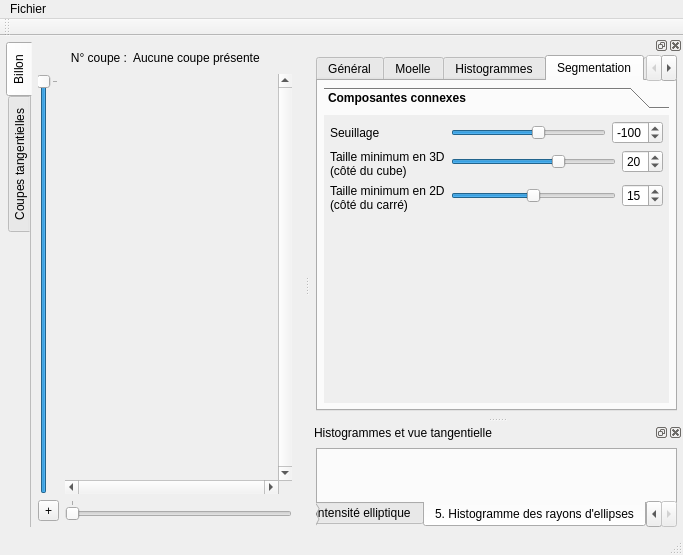
This is ui/mainwindow.ui in akrah/TKDetection as Qt 5 draws it before an edit. The edited form follows.
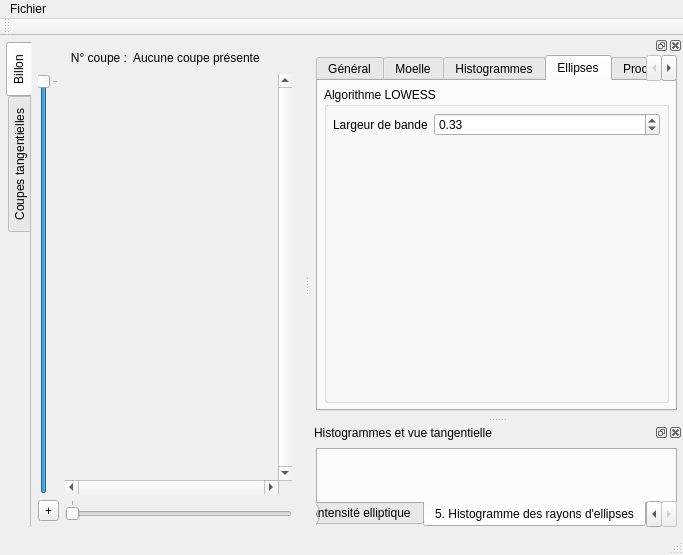
This is the edited form. The open tabs and pages were chosen to show the change. Custom widgets are drawn as their Qt base class.

Commit message: - Ajout de la regression avec l'algo LOWESS - Prise en compte de la regression pour le tracé d'ellipses - Correction du bug de MainWindow

```diff
--- a/ui/mainwindow.ui
+++ b/ui/mainwindow.ui
@@ -1804,199 +1804,36 @@
        </widget>
        <widget class="QWidget" name="_tabSegmentation">
         <attribute name="title">
-         <string>Segmentation</string>
+         <string>Ellipses</string>
         </attribute>
         <layout class="QVBoxLayout" name="verticalLayout_2">
          <item>
-          <widget class="QToolBox" name="toolBox_2">
-           <property name="font">
-            <font>
-             <weight>75</weight>
-             <bold>true</bold>
-            </font>
+          <widget class="QGroupBox" name="groupBox">
+           <property name="title">
+            <string>Algorithme LOWESS</string>
            </property>
-           <property name="currentIndex">
-            <number>0</number>
-           </property>
-           <widget class="QWidget" name="page_8">
-            <property name="geometry">
-             <rect>
-              <x>0</x>
-              <y>0</y>
-              <width>327</width>
-              <height>214</height>
-             </rect>
-            </property>
-            <attribute name="label">
-             <string>Composantes connexes</string>
-            </attribute>
-            <layout class="QFormLayout" name="formLayout_20">
-             <item row="0" column="0">
-              <widget class="QLabel" name="label_33">
-               <property name="font">
-                <font>
-                 <weight>50</weight>
-                 <bold>false</bold>
-                </font>
-               </property>
-               <property name="text">
-                <string>Seuillage</string>
-               </property>
-              </widget>
-             </item>
-             <item row="0" column="1">
-              <layout class="QHBoxLayout" name="horizontalLayout_17">
-               <item>
-                <widget class="QSlider" name="_sliderSectorThresholding">
-                 <property name="font">
-                  <font>
-                   <weight>50</weight>
-                   <bold>false</bold>
-                  </font>
-                 </property>
-                 <property name="minimum">
-                  <number>-900</number>
-                 </property>
-                 <property name="maximum">
-                  <number>500</number>
-                 </property>
-                 <property name="value">
-                  <number>-100</number>
-                 </property>
-                 <property name="orientation">
-                  <enum>Qt::Horizontal</enum>
-                 </property>
-                </widget>
-               </item>
-               <item>
-                <widget class="QSpinBox" name="_spinSectorThresholding">
-                 <property name="font">
-                  <font>
-                   <weight>50</weight>
-                   <bold>false</bold>
-                  </font>
-                 </property>
-                 <property name="minimum">
-                  <number>-900</number>
-                 </property>
-                 <property name="maximum">
-                  <number>500</number>
-                 </property>
-                 <property name="value">
-                  <number>-100</number>
-                 </property>
-                </widget>
-               </item>
-              </layout>
-             </item>
-             <item row="1" column="0">
-              <widget class="QLabel" name="label_34">
-               <property name="font">
-                <font>
-                 <weight>50</weight>
-                 <bold>false</bold>
-                </font>
-               </property>
-               <property name="text">
-                <string>Taille minimum en 3D
-(côté du cube)</string>
-               </property>
-              </widget>
-             </item>
-             <item row="1" column="1">
-              <layout class="QHBoxLayout" name="horizontalLayout_18">
-               <item>
-                <widget class="QSlider" name="_sliderMinimalSizeOf3DConnexComponents">
-                 <property name="font">
-                  <font>
-                   <weight>50</weight>
-                   <bold>false</bold>
-                  </font>
-                 </property>
-                 <property name="maximum">
-                  <number>30</number>
-                 </property>
-                 <property name="value">
-                  <number>20</number>
-                 </property>
-                 <property name="orientation">
-                  <enum>Qt::Horizontal</enum>
-                 </property>
-                </widget>
-               </item>
-               <item>
-                <widget class="QSpinBox" name="_spinMinimalSizeOf3DConnexComponents">
-                 <property name="font">
-                  <font>
-                   <weight>50</weight>
-                   <bold>false</bold>
-                  </font>
-                 </property>
-                 <property name="maximum">
-                  <number>30</number>
-                 </property>
-                 <property name="value">
-                  <number>20</number>
-                 </property>
-                </widget>
-               </item>
-              </layout>
-             </item>
-             <item row="2" column="0">
-              <widget class="QLabel" name="label_37">
-               <property name="font">
-                <font>
-                 <weight>50</weight>
-                 <bold>false</bold>
-                </font>
-               </property>
-               <property name="text">
-                <string>Taille minimum en 2D
-(côté du carré)</string>
-               </property>
-              </widget>
-             </item>
-             <item row="2" column="1">
-              <layout class="QHBoxLayout" name="horizontalLayout_5">
-               <item>
-                <widget class="QSlider" name="_sliderMinimalSizeOf2DConnexComponents">
-                 <property name="font">
-                  <font>
-                   <weight>50</weight>
-                   <bold>false</bold>
-                  </font>
-                 </property>
-                 <property name="maximum">
-                  <number>30</number>
-                 </property>
-                 <property name="value">
-                  <number>15</number>
-                 </property>
-                 <property name="orientation">
-                  <enum>Qt::Horizontal</enum>
-                 </property>
-                </widget>
-               </item>
-               <item>
-                <widget class="QSpinBox" name="_spinMinimalSizeOf2DConnexComponents">
-                 <property name="font">
-                  <font>
-                   <weight>50</weight>
-                   <bold>false</bold>
-                  </font>
-                 </property>
-                 <property name="maximum">
-                  <number>30</number>
-                 </property>
-                 <property name="value">
-                  <number>15</number>
-                 </property>
-                </widget>
-               </item>
-              </layout>
-             </item>
-            </layout>
-           </widget>
+           <layout class="QFormLayout" name="formLayout_3">
+            <item row="0" column="0">
+             <widget class="QLabel" name="label_12">
+              <property name="text">
+               <string>Largeur de bande</string>
+              </property>
+             </widget>
+            </item>
+            <item row="0" column="1">
+             <widget class="QDoubleSpinBox" name="_spinLowessBandWidth">
+              <property name="maximum">
+               <double>1.000000000000000</double>
+              </property>
+              <property name="singleStep">
+               <double>0.050000000000000</double>
+              </property>
+              <property name="value">
+               <double>0.330000000000000</double>
+              </property>
+             </widget>
+            </item>
+           </layout>
           </widget>
          </item>
         </layout>
```
Left out of the diff: 10 changed lines with no effect on the pictures. The commit also changes 8 other files.
